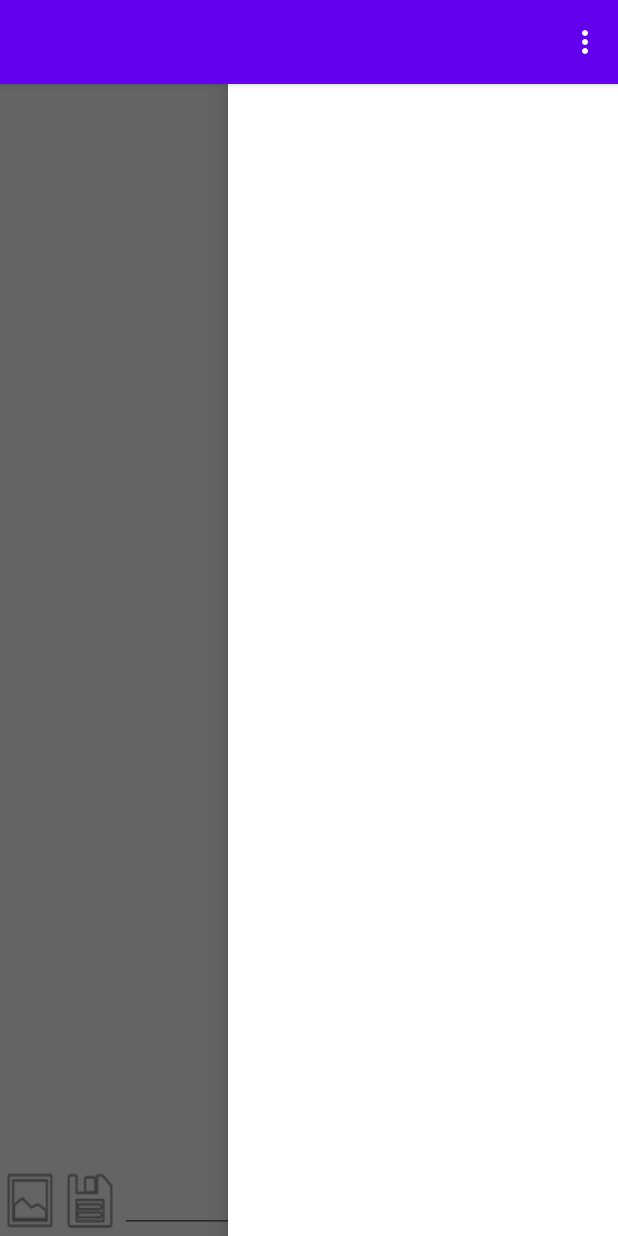
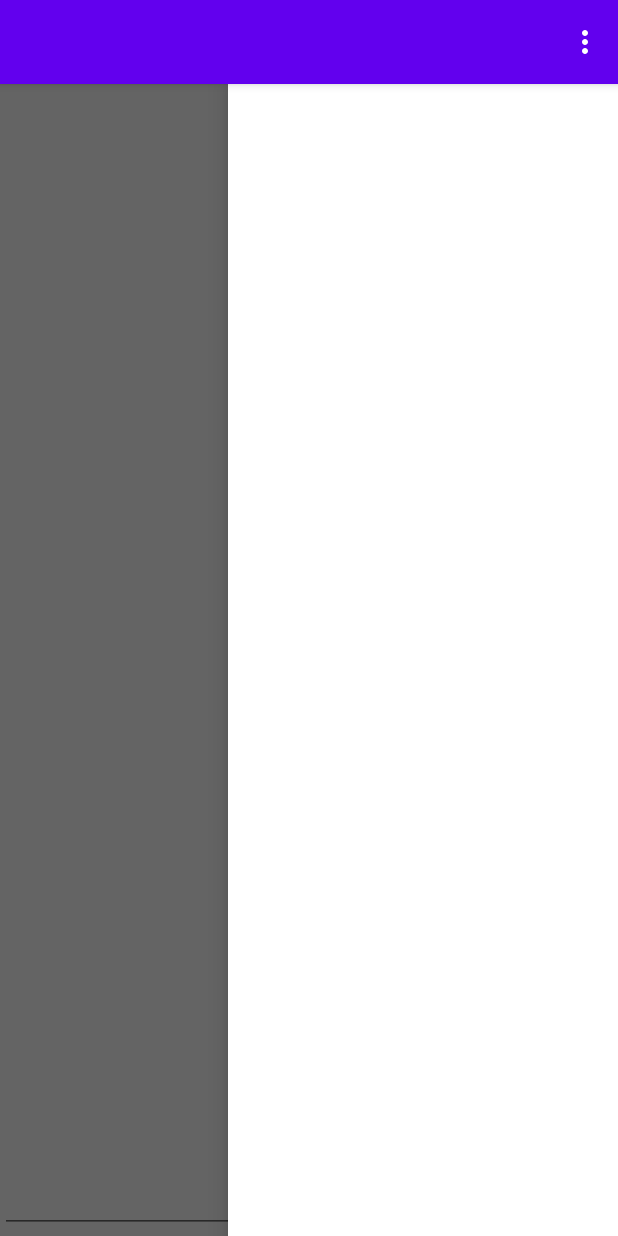
Before and after one commit to kkangjee/miso_capstone_design_project, an Android app: the ChatActivity screen opened directly, with no data from a screen before it, with the side drawer open, on a phone screen of 412 x 824 dp. Run offline under Robolectric (Android 15) with nearby library versions, the phone set to English and light mode, and no system bars; our stand-ins replace Firebase (no records; nobody signed in at launch, a user with empty details on screens opened directly); 2 statements that could not run were skipped.

Commit message:
semi-final

```diff
--- a/app/src/main/AndroidManifest.xml
+++ b/app/src/main/AndroidManifest.xml
@@ -32,6 +32,8 @@
         <activity android:name=".signup.SignUpActivity" />
         <activity android:name=".signup.SignUpEmailActivity" />
         <activity android:name=".signup.VerifyEmailActivity" />
+        <activity android:name=".ui.freetalk.FreeTalkActivity"
+            android:windowSoftInputMode="adjustResize"/>
 
         <service android:name=".MyFirebaseMessagingService">
             <intent-filter>
--- a/app/src/main/java/smu/miso/model/ChatModel.kt
+++ b/app/src/main/java/smu/miso/model/ChatModel.kt
@@ -11,6 +11,8 @@ open class ChatModel {
     class Message() {
         @JvmField
         open var uid: String = ""
+        @JvmField
+        open var department: String = ""
         @JvmField
         open var msg: String = ""
         @JvmField
--- a/app/src/main/res/layout/fragment_chat.xml
+++ b/app/src/main/res/layout/fragment_chat.xml
@@ -18,17 +18,17 @@
         android:layout_weight="1"
         android:orientation="horizontal">
 
-        <Button
-            android:id="@+id/imageBtn"
-            android:layout_width="40dp"
-            android:layout_height="wrap_content"
-            android:background="@android:drawable/ic_menu_gallery" />
+<!--        <Button-->
+<!--            android:id="@+id/imageBtn"-->
+<!--            android:layout_width="40dp"-->
+<!--            android:layout_height="wrap_content"-->
+<!--            android:background="@android:drawable/ic_menu_gallery" />-->
 
-        <Button
-            android:id="@+id/fileBtn"
-            android:layout_width="40dp"
-            android:layout_height="wrap_content"
-            android:background="@android:drawable/ic_menu_save" />
+<!--        <Button-->
+<!--            android:id="@+id/fileBtn"-->
+<!--            android:layout_width="40dp"-->
+<!--            android:layout_height="wrap_content"-->
+<!--            android:background="@android:drawable/ic_menu_save" />-->
 
         <EditText
             android:id="@+id/msg_input"
--- a/app/src/main/res/menu/bottom_nav_menu.xml
+++ b/app/src/main/res/menu/bottom_nav_menu.xml
@@ -10,7 +10,7 @@
     <item
         android:id="@+id/navigation_tagquestion"
         android:icon="@drawable/ic_notifications_black_24dp"
-        android:title="@string/title_tagquestion" />
+        android:title="왁자지껄" />
 
     <item
         android:id="@+id/navigation_setting"
```
Also changed, not shown: app/src/main/java/smu/miso/ui/freetalk/FreeTalkFragment.kt (+28 -5 lines), app/src/main/java/smu/miso/ui/freetalk/FreeTalkFragmentAdapter.kt (+27 -1 lines), app/src/main/java/smu/miso/ui/setting/SettingFragment.kt (+9 -1 lines), app/src/main/res/layout/item_chatfile_left.xml (+6 -6 lines), app/src/main/res/layout/item_chatmsg_left.xml (+6 -6 lines), 1 other file.
